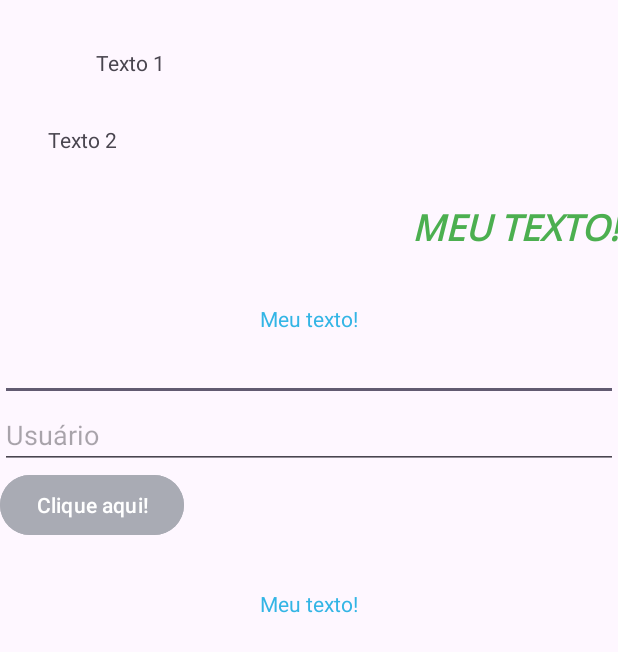
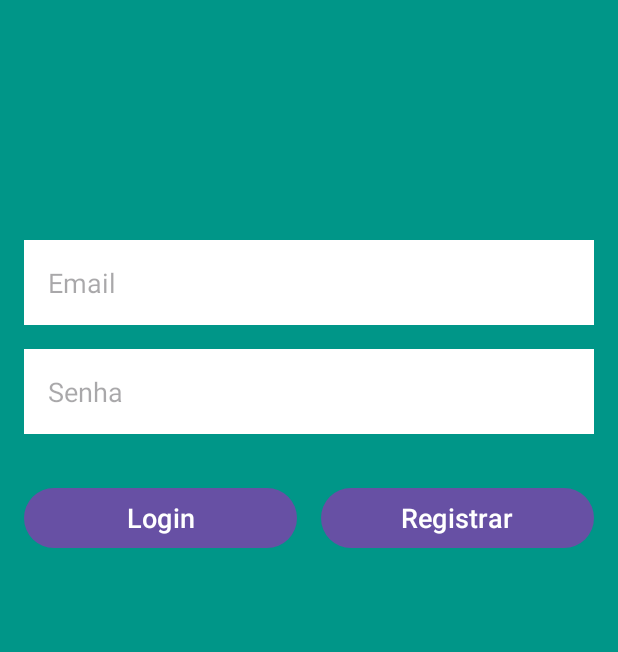
Before and after one commit to Luan-Reis/LinearLayoutAndroidCursoIARTES, an Android app: the screen it shows after launch (MainActivity before the commit, LoginActivity after it), on a phone screen of 412 x 824 dp. Shown: the top 652 px of the screen. Run offline under Robolectric (Android 15) with nearby library versions, the phone set to English and light mode, and no system bars.

Commit message:
Exemplo Login! Falta terminar a parte de estilo!

```diff
--- a/app/src/main/AndroidManifest.xml
+++ b/app/src/main/AndroidManifest.xml
@@ -1,6 +1,6 @@
 <?xml version="1.0" encoding="utf-8"?>
 <manifest xmlns:android="http://schemas.android.com/apk/res/android"
-    xmlns:tools="http://schemas.android.com/tools" >
+    xmlns:tools="http://schemas.android.com/tools">
 
     <application
         android:allowBackup="true"
@@ -10,9 +10,9 @@
         android:label="@string/app_name"
         android:roundIcon="@mipmap/ic_launcher_round"
         android:supportsRtl="true"
-        android:theme="@style/Theme.LinearLayout" >
+        android:theme="@style/Theme.LinearLayout">
         <activity
-            android:name=".MainActivity"
+            android:name=".LoginActivity"
             android:exported="true" >
             <intent-filter>
                 <action android:name="android.intent.action.MAIN" />
@@ -20,6 +20,9 @@
                 <category android:name="android.intent.category.LAUNCHER" />
             </intent-filter>
         </activity>
+        <activity
+            android:name=".MainActivity"
+            android:exported="false"/>
     </application>
 
 </manifest>
--- /dev/null
+++ b/app/src/main/java/com/example/linearlayout/LoginActivity.kt
@@ -0,0 +1,20 @@
+package com.example.linearlayout
+
+import android.os.Bundle
+import androidx.activity.enableEdgeToEdge
+import androidx.appcompat.app.AppCompatActivity
+import androidx.core.view.ViewCompat
+import androidx.core.view.WindowInsetsCompat
+
+class LoginActivity : AppCompatActivity() {
+    override fun onCreate(savedInstanceState: Bundle?) {
+        super.onCreate(savedInstanceState)
+        enableEdgeToEdge()
+        setContentView(R.layout.activity_login)
+        ViewCompat.setOnApplyWindowInsetsListener(findViewById(R.id.main)) { v, insets ->
+            val systemBars = insets.getInsets(WindowInsetsCompat.Type.systemBars())
+            v.setPadding(systemBars.left, systemBars.top, systemBars.right, systemBars.bottom)
+            insets
+        }
+    }
+}
--- /dev/null
+++ b/app/src/main/res/layout/activity_login.xml
@@ -0,0 +1,60 @@
+<?xml version="1.0" encoding="utf-8"?>
+<LinearLayout xmlns:android="http://schemas.android.com/apk/res/android"
+    xmlns:app="http://schemas.android.com/apk/res-auto"
+    xmlns:tools="http://schemas.android.com/tools"
+    android:id="@+id/main"
+    android:orientation="vertical"
+    android:layout_width="match_parent"
+    android:layout_height="match_parent"
+    tools:context=".LoginActivity"
+    android:background="@color/verdeescuro"
+    >
+    <EditText
+        android:layout_width="match_parent"
+        android:layout_height="wrap_content"
+        android:layout_marginHorizontal="16dp"
+        android:padding="16dp"
+        android:textColor="@color/black"
+        android:layout_marginTop="160dp"
+        android:background="@color/white"
+        android:autofillHints="emailAddress"
+        android:hint="@string/email"
+        android:inputType="textEmailAddress"
+        />
+
+    <EditText
+        android:layout_width="match_parent"
+        android:layout_height="wrap_content"
+        android:padding="16dp"
+        android:layout_marginHorizontal="16dp"
+        android:layout_marginVertical="16dp"
+        android:background="@color/white"
+        android:textColor="@color/black"
+        android:hint="@string/password"
+        android:inputType="textPassword"
+        android:autofillHints="password"
+        />
+    <LinearLayout
+        android:layout_width="match_parent"
+        android:layout_height="wrap_content"
+        android:layout_marginVertical="16dp"
+        android:orientation="horizontal"
+        android:layout_marginHorizontal="16dp"
+        >
+        <Button
+            android:layout_width="0dp"
+            android:layout_weight="1"
+            android:layout_height="wrap_content"
+            android:layout_marginEnd="16dp"
+            android:text="@string/login"
+            android:textSize="18sp"
+            />
+        <Button
+            android:layout_width="0dp"
+            android:layout_weight="1"
+            android:layout_height="wrap_content"
+            android:text="@string/register"
+            android:textSize="18sp"
+            />
+    </LinearLayout>
+</LinearLayout>
--- a/app/src/main/res/values/colors.xml
+++ b/app/src/main/res/values/colors.xml
@@ -3,4 +3,5 @@
     <color name="black">#FF000000</color>
     <color name="white">#FFFFFFFF</color>
     <color name="primary">#4CAF50</color>
+    <color name="verdeescuro">#009688</color>
 </resources>
--- a/app/src/main/res/values/strings.xml
+++ b/app/src/main/res/values/strings.xml
@@ -3,4 +3,8 @@
     <string name="clique_aqui">Clique aqui!</string>
     <string name="user">Usuário</string>
     <string name="texto_2">Meu texto!</string>
+    <string name="email">Email</string>
+    <string name="password">Senha</string>
+    <string name="login">Login</string>
+    <string name="register">Registrar</string>
 </resources>
--- a/app/src/main/res/values/themes.xml
+++ b/app/src/main/res/values/themes.xml
@@ -6,4 +6,10 @@
     </style>
 
     <style name="Theme.LinearLayout" parent="Base.Theme.LinearLayout" />
+
+    <style name="MeuEstilo">
+        <item name="android:layout_width">match_parent</item>
+        <item name="android:layout_height">wrap_content</item>
+        <item name="background">@color/white</item>
+    </style>
 </resources>
```
